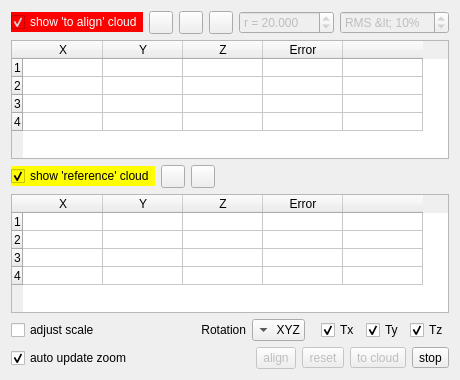
Before: the Qt Designer form qCC/ui_templates/pointPairRegistrationDlg.ui in CloudCompare/CloudCompare, drawn with Qt 5.
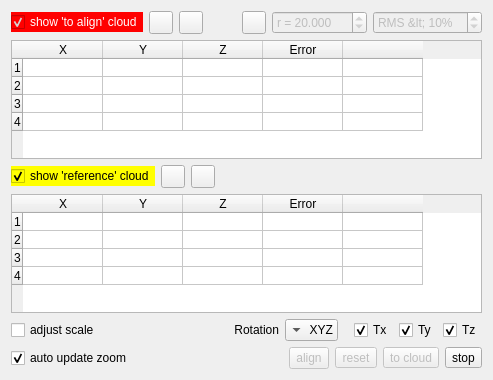
After: the same form once the commit is applied. Icons and pictures are not drawn.

Commit message: Data/Model words in the Fine Registration (ICP) dialog changed to Compared/Reference

The edit to the form file:
```diff
--- a/qCC/ui_templates/pointPairRegistrationDlg.ui
+++ b/qCC/ui_templates/pointPairRegistrationDlg.ui
@@ -6,7 +6,7 @@
    <rect>
     <x>0</x>
     <y>0</y>
-    <width>390</width>
+    <width>493</width>
     <height>380</height>
    </rect>
   </property>
```
The commit also changes 1 other file.
